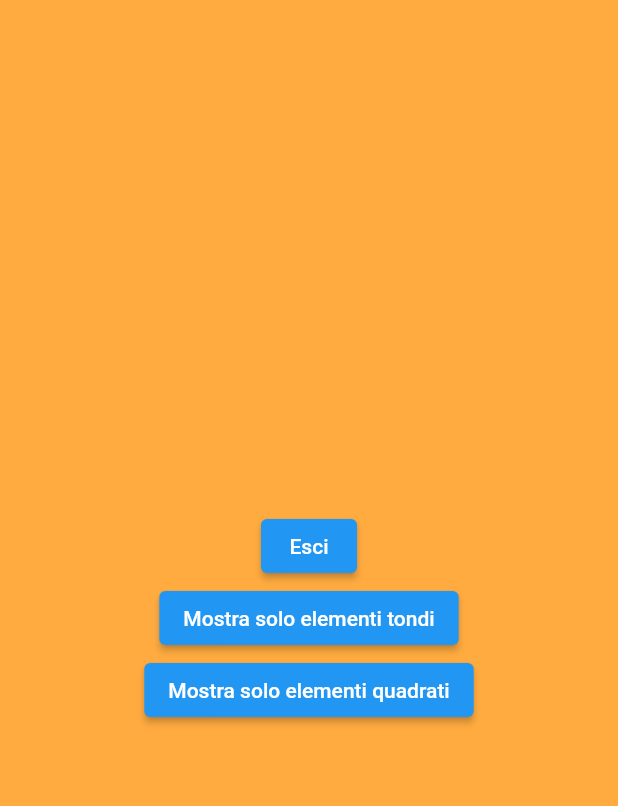
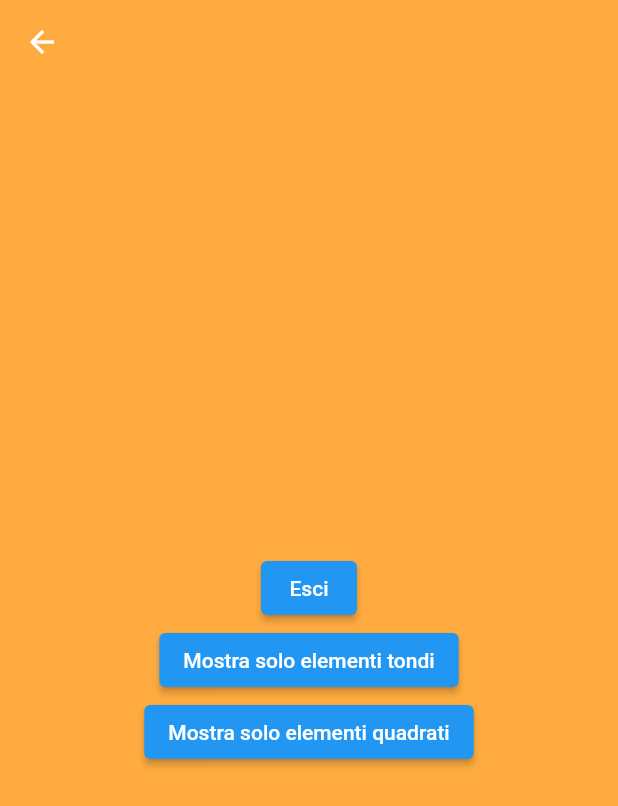
Before and after one commit to sherkot/corso_base_flutter_alberto, a Flutter app: the ProductDetailPage screen opened by its route, on a phone screen of 412 x 824 dp. Shown: the top 806 px of the screen. Run offline on Flutter 3.47's test engine with Material 2 defaults, Android fonts, the phone set to English and light mode, and no system bars.

Commit message:
Aggiunto appbar

```diff
--- a/lib/screens/product_detail.dart
+++ b/lib/screens/product_detail.dart
@@ -3,6 +3,7 @@ import 'package:flutter/material.dart';
 
 class ProductDetailPage extends StatelessWidget {
   static String routeName = "/detail";
+
   const ProductDetailPage({Key? key}) : super(key: key);
 
   @override
@@ -11,6 +12,10 @@ class ProductDetailPage extends StatelessWidget {
         ModalRoute.of(context)!.settings.arguments as String?;
 
     return Scaffold(
+      appBar: AppBar(
+        elevation: 0,
+        backgroundColor: Theme.of(context).scaffoldBackgroundColor,
+      ),
       body: Center(
         child: Column(
           mainAxisAlignment: MainAxisAlignment.center,
```
